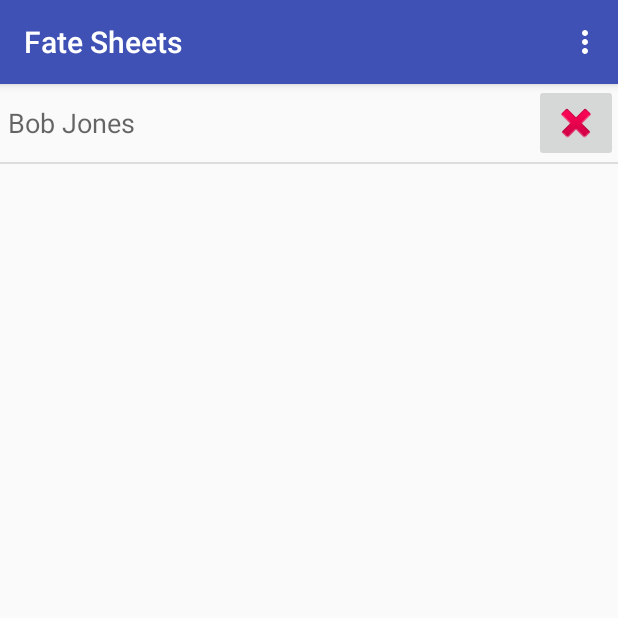
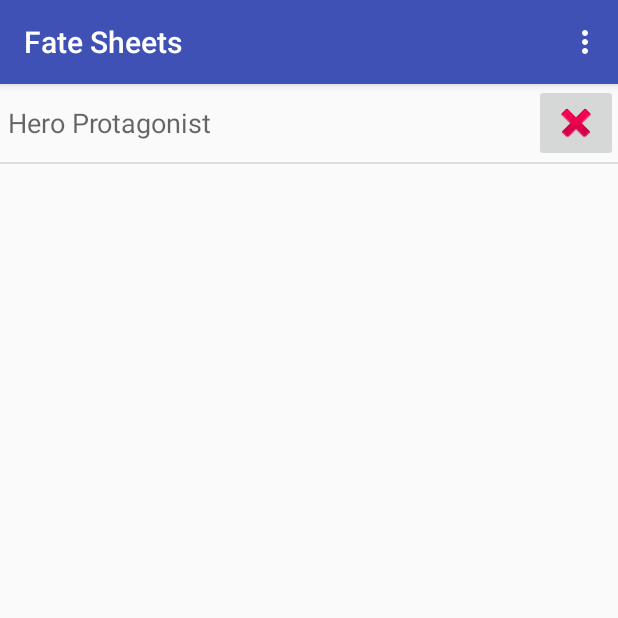
Before and after one commit to ScreamingHawk/fate-sheets, an Android app: the screen it shows after launch (CharacterListActivity), after a tap on an icon or button, on a phone screen of 412 x 824 dp, the top half of it. Run offline under Robolectric (Android 15) with nearby library versions, the light colour scheme and no system bars.

Commit message:
FAB creates new character

```diff
--- a/app/src/main/java/link/standen/michael/fatesheets/CharacterListActivity.java
+++ b/app/src/main/java/link/standen/michael/fatesheets/CharacterListActivity.java
@@ -2,12 +2,12 @@ package link.standen.michael.fatesheets;
 
 import android.os.Bundle;
 import android.support.design.widget.FloatingActionButton;
-import android.support.design.widget.Snackbar;
 import android.support.v7.app.AppCompatActivity;
 import android.support.v7.widget.Toolbar;
 import android.view.View;
 import android.view.Menu;
 import android.view.MenuItem;
+import android.widget.ArrayAdapter;
 import android.widget.ListView;
 
 import java.util.ArrayList;
@@ -19,6 +19,15 @@ import link.standen.michael.fatesheets.model.FAECharacter;
 
 public class CharacterListActivity extends AppCompatActivity {
 
+	private static final String TAG = CharacterListActivity.class.getName();
+
+	private final List<Character> characters;
+	private ArrayAdapter listAdapter;
+
+	public CharacterListActivity() {
+		this.characters = new ArrayList<>();
+	}
+
 	@Override
 	protected void onCreate(Bundle savedInstanceState) {
 		super.onCreate(savedInstanceState);
@@ -26,23 +35,23 @@ public class CharacterListActivity extends AppCompatActivity {
 		Toolbar toolbar = (Toolbar) findViewById(R.id.toolbar);
 		setSupportActionBar(toolbar);
 
+		// Initialise list view
+		listAdapter = new CharacterArrayAdapter(this, R.layout.character_list_list_item, characters);
+		ListView listView = (ListView) findViewById(android.R.id.list);
+		listView.setAdapter(listAdapter);
+
+		// FAB
 		FloatingActionButton fab = (FloatingActionButton) findViewById(R.id.fab);
 		fab.setOnClickListener(new View.OnClickListener() {
 			@Override
 			public void onClick(View view) {
-				//TODO Create new character
+				//TODO Create new character by entering data screen
+				characters.add(new FAECharacter(getResources().getString(R.string.character_name_default)));
+				listAdapter.notifyDataSetChanged();
 			}
 		});
 
-		//TODO Get and store characters
-		List<Character> characters = new ArrayList<>();
-
-		Character c = new FAECharacter();
-		c.setName("Bob Jones");
-		characters.add(c);
-
-		ListView listView = (ListView) findViewById(android.R.id.list);
-		listView.setAdapter(new CharacterArrayAdapter(this, R.layout.character_list_list_item, characters));
+		//TODO Get characters from files
 	}
 
 	@Override
--- a/app/src/main/java/link/standen/michael/fatesheets/model/Character.java
+++ b/app/src/main/java/link/standen/michael/fatesheets/model/Character.java
@@ -7,8 +7,11 @@ package link.standen.michael.fatesheets.model;
 public abstract class Character {
 
 	private CharacterViewHolder holder;
+	private String name;
 
-	private String name;
+	public Character(String name){
+		this.name = name;
+	}
 
 	public CharacterViewHolder getHolder() {
 		return holder;
--- a/app/src/main/java/link/standen/michael/fatesheets/model/FAECharacter.java
+++ b/app/src/main/java/link/standen/michael/fatesheets/model/FAECharacter.java
@@ -5,4 +5,8 @@ package link.standen.michael.fatesheets.model;
  */
 
 public class FAECharacter extends Character {
+
+	public FAECharacter(String name) {
+		super(name);
+	}
 }
--- a/app/src/main/res/values/strings.xml
+++ b/app/src/main/res/values/strings.xml
@@ -1,4 +1,11 @@
 <resources>
 	<string name="app_name">Fate Sheets</string>
 	<string name="action_settings">Settings</string>
+
+	<string name="character_name_default">Hero Protagonist</string>
+	<!--Yours Truly-->
+	<!--Winston Smith-->
+	<!--Emmanuel Goldstein-->
+	<!--Henry Wilcox-->
+	<!--Rick Deckard-->
 </resources>
```
